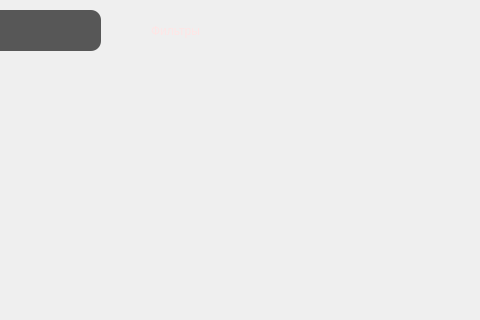
Qt form UI/InvestigatorMainWindow.ui (wais-1/criminal_komi) before a commit; both pictures show x 520 to 1000 and y 0 to 320 of the 1000 by 650 pixel window.
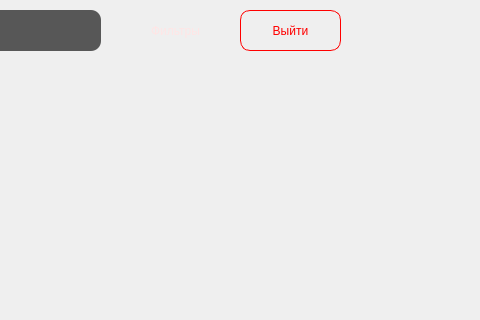
The same form after that commit. Icons and pictures are not drawn.

Diff of the .ui file:
```diff
--- a/UI/InvestigatorMainWindow.ui
+++ b/UI/InvestigatorMainWindow.ui
@@ -337,6 +337,39 @@
      <string>привязать преступление</string>
     </property>
    </widget>
+   <widget class="QPushButton" name="btn_exit">
+    <property name="geometry">
+     <rect>
+      <x>760</x>
+      <y>10</y>
+      <width>101</width>
+      <height>41</height>
+     </rect>
+    </property>
+    <property name="cursor">
+     <cursorShape>PointingHandCursor</cursorShape>
+    </property>
+    <property name="layoutDirection">
+     <enum>Qt::LayoutDirection::RightToLeft</enum>
+    </property>
+    <property name="styleSheet">
+     <string notr="true">border-radius: 10px;
+background-color: none;
+padding: 5px;
+color: red;
+border: 1px solid red;</string>
+    </property>
+    <property name="text">
+     <string>Выйти</string>
+    </property>
+    <property name="icon">
+     <iconset>
+      <normaloff>../../../../Users/daria/Downloads/icon-filters.svg</normaloff>../../../../Users/daria/Downloads/icon-filters.svg</iconset>
+    </property>
+    <property name="flat">
+     <bool>false</bool>
+    </property>
+   </widget>
   </widget>
   <widget class="QMenuBar" name="menubar">
    <property name="geometry">
```
